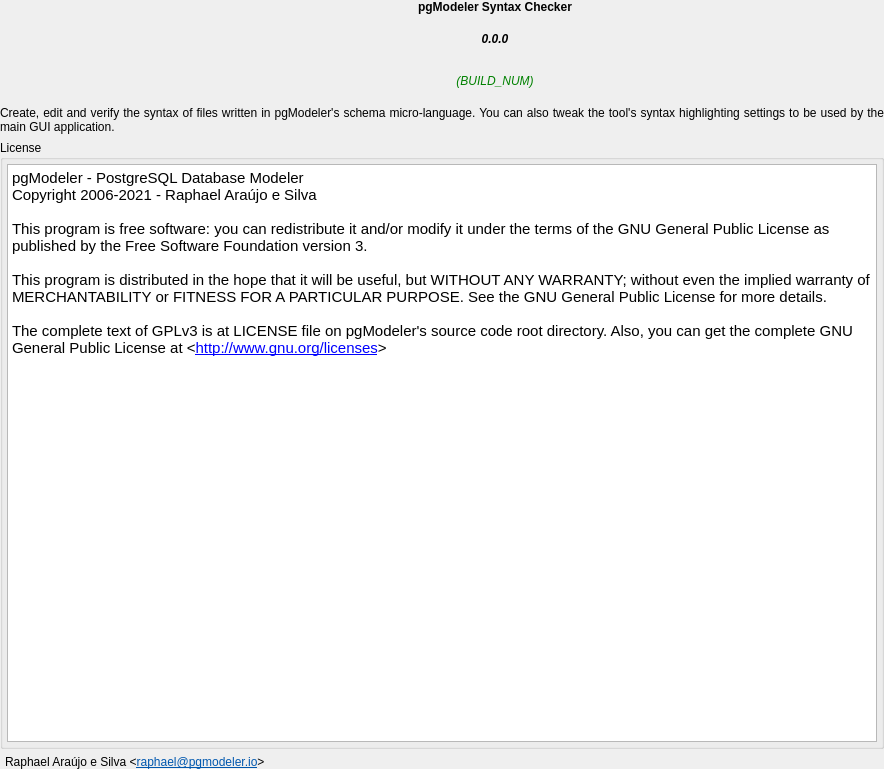
First picture: the form in apps/pgmodeler-sc/ui/aboutwidget.ui, repository pgmodeler/pgmodeler, before the edit.
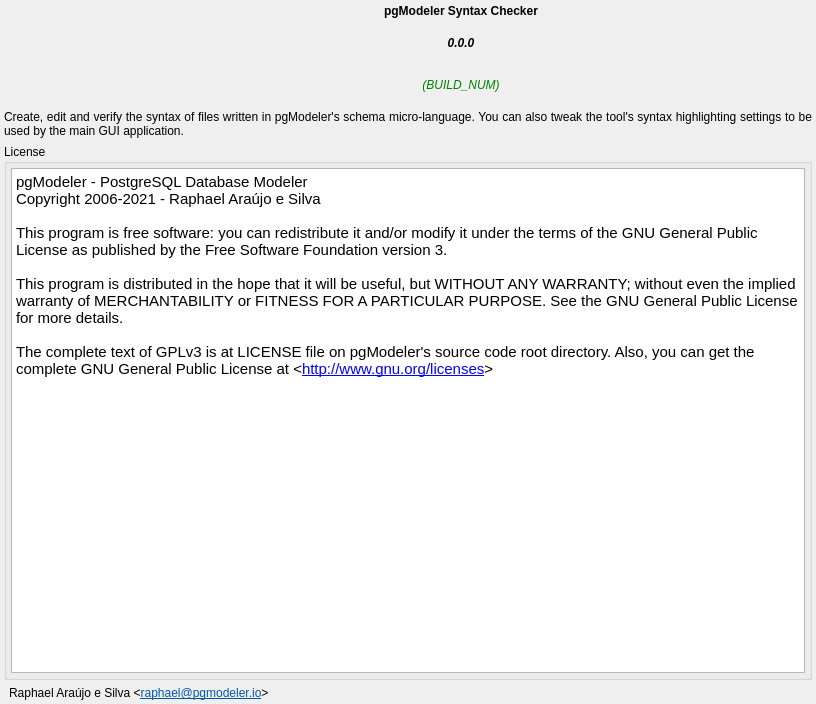
Second picture: the form after the edit. Icons and pictures are not drawn.

Commit message:
BaseForm::setMainWidget(QWidget *) version will use the same icon as the widget being inserted
Finished the about dialog for pgmodeler-sc

SyntaxCheckerForm now allows loading the template confs regarding syntax
highlighting

What changed in the file:
```diff
--- a/apps/pgmodeler-sc/ui/aboutwidget.ui
+++ b/apps/pgmodeler-sc/ui/aboutwidget.ui
@@ -9,8 +9,8 @@
    <rect>
     <x>0</x>
     <y>0</y>
-    <width>884</width>
-    <height>769</height>
+    <width>816</width>
+    <height>704</height>
    </rect>
   </property>
   <property name="sizePolicy">
@@ -21,8 +21,8 @@
   </property>
   <property name="minimumSize">
    <size>
-    <width>550</width>
-    <height>530</height>
+    <width>650</width>
+    <height>500</height>
    </size>
   </property>
   <property name="maximumSize">
@@ -40,16 +40,16 @@
   </property>
   <layout class="QGridLayout" name="gridLayout_3">
    <property name="leftMargin">
-    <number>0</number>
+    <number>4</number>
    </property>
    <property name="topMargin">
-    <number>0</number>
+    <number>4</number>
    </property>
    <property name="rightMargin">
-    <number>0</number>
+    <number>4</number>
    </property>
    <property name="bottomMargin">
-    <number>0</number>
+    <number>4</number>
    </property>
    <property name="spacing">
     <number>6</number>
```
Left out of the diff: 2 changed lines with no effect on the pictures. The commit also changes 6 other files.
